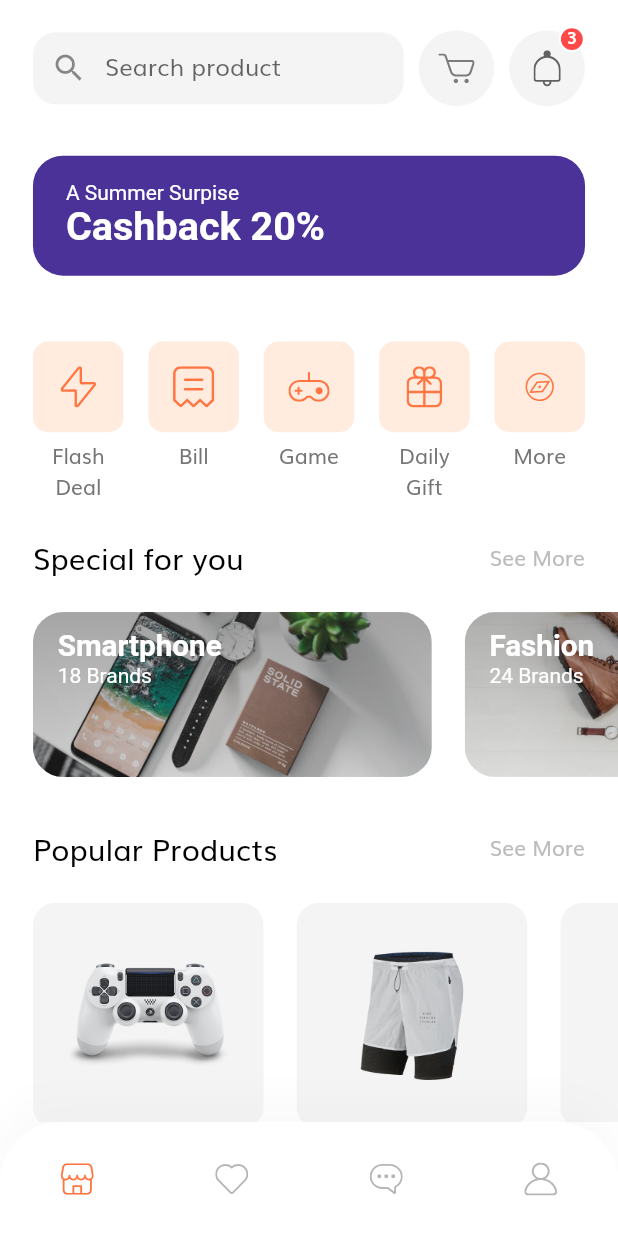
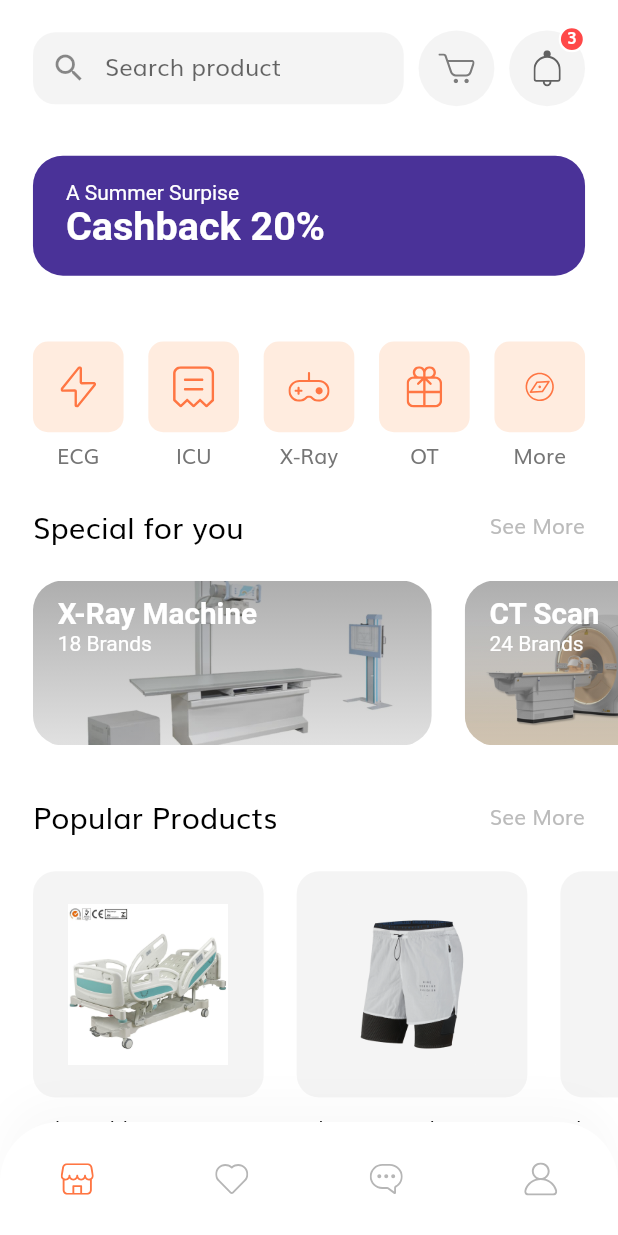
Before and after one commit to tonujewel/My-Shop, a Flutter app: the HomeScreen screen opened by its route, on a phone screen of 412 x 824 dp. Run offline on Flutter 3.47's test engine with Material 2 defaults, Android fonts, the phone set to English and light mode, and no system bars; our stand-ins replace flutter_svg.

Commit message:
[Update] refactor

```diff
--- a/lib/models/Product.dart
+++ b/lib/models/Product.dart
@@ -27,18 +27,19 @@ List<Product> demoProducts = [
   Product(
     id: 1,
     images: [
-      "assets/images/ps4_console_white_1.png",
-      "assets/images/ps4_console_white_2.png",
-      "assets/images/ps4_console_white_3.png",
-      "assets/images/ps4_console_white_4.png",
+      "assets/images/Camas1.jpg",
+      "assets/images/Camas2.png",
+      "assets/images/Camas3.png",
+      "assets/images/Camas 4.png",
     ],
     colors: [
-      Color(0xFFF6625E),
-      Color(0xFF836DB8),
-      Color(0xFFDECB9C),
+      const Color(0xFFF6625E),
+      const Color(0xFF836DB8),
+      const Color(0xFFDECB9C),
       Colors.white,
     ],
-    title: "Wireless Controller for PS4™",
+    title:
+        "Adjustable multifunctional electrical Camas de hospital for hospital ICU room",
     price: 64.99,
     description: description,
     rating: 4.8,
@@ -51,9 +52,9 @@ List<Product> demoProducts = [
       "assets/images/Image Popular Product 2.png",
     ],
     colors: [
-      Color(0xFFF6625E),
-      Color(0xFF836DB8),
-      Color(0xFFDECB9C),
+      const Color(0xFFF6625E),
+      const Color(0xFF836DB8),
+      const Color(0xFFDECB9C),
       Colors.white,
     ],
     title: "Nike Sport White - Man Pant",
@@ -68,9 +69,9 @@ List<Product> demoProducts = [
       "assets/images/glap.png",
     ],
     colors: [
-      Color(0xFFF6625E),
-      Color(0xFF836DB8),
-      Color(0xFFDECB9C),
+      const Color(0xFFF6625E),
+      const Color(0xFF836DB8),
+      const Color(0xFFDECB9C),
       Colors.white,
     ],
     title: "Gloves XC Omega - Polygon",
@@ -86,9 +87,9 @@ List<Product> demoProducts = [
       "assets/images/wireless headset.png",
     ],
     colors: [
-      Color(0xFFF6625E),
-      Color(0xFF836DB8),
-      Color(0xFFDECB9C),
+      const Color(0xFFF6625E),
+      const Color(0xFF836DB8),
+      const Color(0xFFDECB9C),
       Colors.white,
     ],
     title: "Logitech Head",
--- a/lib/screens/home/components/body.dart
+++ b/lib/screens/home/components/body.dart
@@ -8,6 +8,8 @@ import 'popular_product.dart';
 import 'special_offers.dart';
 
 class Body extends StatelessWidget {
+  const Body({super.key});
+
   @override
   Widget build(BuildContext context) {
     return SafeArea(
@@ -15,13 +17,13 @@ class Body extends StatelessWidget {
         child: Column(
           children: [
             SizedBox(height: getProportionateScreenHeight(20)),
-            HomeHeader(),
+            const HomeHeader(),
             SizedBox(height: getProportionateScreenWidth(10)),
-            DiscountBanner(),
-            Categories(),
-            SpecialOffers(),
+            const DiscountBanner(),
+            const Categories(),
+            const SpecialOffers(),
             SizedBox(height: getProportionateScreenWidth(30)),
-            PopularProducts(),
+            const PopularProducts(),
             SizedBox(height: getProportionateScreenWidth(30)),
           ],
         ),
--- a/lib/screens/home/components/categories.dart
+++ b/lib/screens/home/components/categories.dart
@@ -4,13 +4,15 @@ import 'package:flutter_svg/flutter_svg.dart';
 import '../../../size_config.dart';
 
 class Categories extends StatelessWidget {
+  const Categories({super.key});
+
   @override
   Widget build(BuildContext context) {
     List<Map<String, dynamic>> categories = [
-      {"icon": "assets/icons/Flash Icon.svg", "text": "Flash Deal"},
-      {"icon": "assets/icons/Bill Icon.svg", "text": "Bill"},
-      {"icon": "assets/icons/Game Icon.svg", "text": "Game"},
-      {"icon": "assets/icons/Gift Icon.svg", "text": "Daily Gift"},
+      {"icon": "assets/icons/Flash Icon.svg", "text": "ECG"},
+      {"icon": "assets/icons/Bill Icon.svg", "text": "ICU"},
+      {"icon": "assets/icons/Game Icon.svg", "text": "X-Ray"},
+      {"icon": "assets/icons/Gift Icon.svg", "text": "OT"},
       {"icon": "assets/icons/Discover.svg", "text": "More"},
     ];
     return Padding(
@@ -55,12 +57,12 @@ class CategoryCard extends StatelessWidget {
               height: getProportionateScreenWidth(55),
               width: getProportionateScreenWidth(55),
               decoration: BoxDecoration(
-                color: Color(0xFFFFECDF),
+                color: const Color(0xFFFFECDF),
                 borderRadius: BorderRadius.circular(10),
               ),
               child: SvgPicture.asset(icon!),
             ),
-            SizedBox(height: 5),
+            const SizedBox(height: 5),
             Text(text!, textAlign: TextAlign.center)
           ],
         ),
--- a/lib/screens/home/components/popular_product.dart
+++ b/lib/screens/home/components/popular_product.dart
@@ -6,6 +6,8 @@ import '../../../size_config.dart';
 import 'section_title.dart';
 
 class PopularProducts extends StatelessWidget {
+  const PopularProducts({super.key});
+
   @override
   Widget build(BuildContext context) {
     return Column(
@@ -23,10 +25,11 @@ class PopularProducts extends StatelessWidget {
               ...List.generate(
                 demoProducts.length,
                 (index) {
-                  if (demoProducts[index].isPopular)
+                  if (demoProducts[index].isPopular) {
                     return ProductCard(product: demoProducts[index]);
+                  }
 
-                  return SizedBox
+                  return const SizedBox
                       .shrink(); // here by default width and height is 0
                 },
               ),
--- a/lib/screens/home/components/special_offers.dart
+++ b/lib/screens/home/components/special_offers.dart
@@ -26,14 +26,14 @@ class SpecialOffers extends StatelessWidget {
           child: Row(
             children: [
               SpecialOfferCard(
-                image: "assets/images/Image Banner 2.png",
-                category: "Smartphone",
+                image: "assets/images/Static-X-Ray-Systems.jpg",
+                category: "X-Ray Machine",
                 numOfBrands: 18,
                 press: () {},
               ),
               SpecialOfferCard(
-                image: "assets/images/Image Banner 3.png",
-                category: "Fashion",
+                image: "assets/images/difference-between-MRI-and-CT-scan.jpg",
+                category: "CT Scan",
                 numOfBrands: 24,
                 press: () {},
               ),
@@ -74,6 +74,7 @@ class SpecialOfferCard extends StatelessWidget {
               children: [
                 Image.asset(
                   image,
+                  width: double.infinity,
                   fit: BoxFit.cover,
                 ),
                 Container(
@@ -82,8 +83,8 @@ class SpecialOfferCard extends StatelessWidget {
                       begin: Alignment.topCenter,
                       end: Alignment.bottomCenter,
                       colors: [
-                        Color(0xFF343434).withOpacity(0.4),
-                        Color(0xFF343434).withOpacity(0.15),
+                        const Color(0xFF343434).withOpacity(0.4),
+                        const Color(0xFF343434).withOpacity(0.15),
                       ],
                     ),
                   ),
@@ -95,7 +96,7 @@ class SpecialOfferCard extends StatelessWidget {
                   ),
                   child: Text.rich(
                     TextSpan(
-                      style: TextStyle(color: Colors.white),
+                      style: const TextStyle(color: Colors.white),
                       children: [
                         TextSpan(
                           text: "$category\n",
--- a/lib/screens/home/home_screen.dart
+++ b/lib/screens/home/home_screen.dart
@@ -6,9 +6,11 @@ import 'components/body.dart';
 
 class HomeScreen extends StatelessWidget {
   static String routeName = "/home";
+
+  const HomeScreen({super.key});
   @override
   Widget build(BuildContext context) {
-    return Scaffold(
+    return const Scaffold(
       body: Body(),
       bottomNavigationBar: CustomBottomNavBar(selectedMenu: MenuState.home),
     );
--- a/lib/screens/splash/components/body.dart
+++ b/lib/screens/splash/components/body.dart
@@ -8,6 +8,8 @@ import '../components/splash_content.dart';
 import '../../../components/default_button.dart';
 
 class Body extends StatefulWidget {
+  const Body({super.key});
+
   @override
   _BodyState createState() => _BodyState();
 }
@@ -16,7 +18,7 @@ class _BodyState extends State<Body> {
   int currentPage = 0;
   List<Map<String, String>> splashData = [
     {
-      "text": "Welcome to Tokoto, Let’s shop!",
+      "text": "Welcome to Global Medical Engineering (BD) Ltd, Let’s shop!",
       "image": "assets/images/splash_1.png"
     },
     {
@@ -58,7 +60,7 @@ class _BodyState extends State<Body> {
                     horizontal: getProportionateScreenWidth(20)),
                 child: Column(
                   children: <Widget>[
-                    Spacer(),
+                    const Spacer(),
                     Row(
                       mainAxisAlignment: MainAxisAlignment.center,
                       children: List.generate(
@@ -66,14 +68,14 @@ class _BodyState extends State<Body> {
                         (index) => buildDot(index: index),
                       ),
                     ),
-                    Spacer(flex: 3),
+                    const Spacer(flex: 3),
                     DefaultButton(
                       text: "Continue",
                       press: () {
                         Navigator.pushNamed(context, SignInScreen.routeName);
                       },
                     ),
-                    Spacer(),
+                    const Spacer(),
                   ],
                 ),
               ),
@@ -87,11 +89,11 @@ class _BodyState extends State<Body> {
   AnimatedContainer buildDot({int? index}) {
     return AnimatedContainer(
       duration: kAnimationDuration,
-      margin: EdgeInsets.only(right: 5),
+      margin: const EdgeInsets.only(right: 5),
       height: 6,
       width: currentPage == index ? 20 : 6,
       decoration: BoxDecoration(
-        color: currentPage == index ? kPrimaryColor : Color(0xFFD8D8D8),
+        color: currentPage == index ? kPrimaryColor : const Color(0xFFD8D8D8),
         borderRadius: BorderRadius.circular(3),
       ),
     );
--- a/lib/screens/splash/components/splash_content.dart
+++ b/lib/screens/splash/components/splash_content.dart
@@ -15,11 +15,12 @@ class SplashContent extends StatelessWidget {
   Widget build(BuildContext context) {
     return Column(
       children: <Widget>[
-        Spacer(),
+        const Spacer(),
         Text(
-          "TOKOTO",
+          "Global Medical Engineering",
+          textAlign: TextAlign.center,
           style: TextStyle(
-            fontSize: getProportionateScreenWidth(36),
+            fontSize: getProportionateScreenWidth(24),
             color: kPrimaryColor,
             fontWeight: FontWeight.bold,
           ),
@@ -28,7 +29,7 @@ class SplashContent extends StatelessWidget {
           text!,
           textAlign: TextAlign.center,
         ),
-        Spacer(flex: 2),
+        const Spacer(flex: 2),
         Image.asset(
           image!,
           height: getProportionateScreenHeight(265),
--- a/lib/screens/splash/splash_screen.dart
+++ b/lib/screens/splash/splash_screen.dart
@@ -4,11 +4,13 @@ import 'package:my_shop/size_config.dart';
 
 class SplashScreen extends StatelessWidget {
   static String routeName = "/splash";
+
+  const SplashScreen({super.key});
   @override
   Widget build(BuildContext context) {
     // You have to call it on your starting screen
     SizeConfig().init(context);
-    return Scaffold(
+    return const Scaffold(
       body: Body(),
     );
   }
--- a/pubspec.yaml
+++ b/pubspec.yaml
@@ -19,7 +19,7 @@ publish_to: 'none' # Remove this line if you wish to publish to pub.dev
 version: 1.0.0+1
 
 environment:
-  sdk: '>=3.0.6 <4.0.0'
+  sdk: '>=3.0.5 <4.0.0'
 
 # Dependencies specify other packages that your package needs in order to work.
 # To automatically upgrade your package dependencies to the latest versions
```
Also changed, not shown: assets/images/A-Modern-CT-Scan-Machine.png (added), assets/images/Camas1.jpg (added), assets/images/Camas2.png (added), assets/images/Camas3.png (added), assets/images/Camas4.png (added), assets/images/Static-X-Ray-Systems.jpg (added), assets/images/difference-between-MRI-and-CT-scan.jpg (added), assets/images/xray.jpg (added), pubspec.lock, 1 other file.
